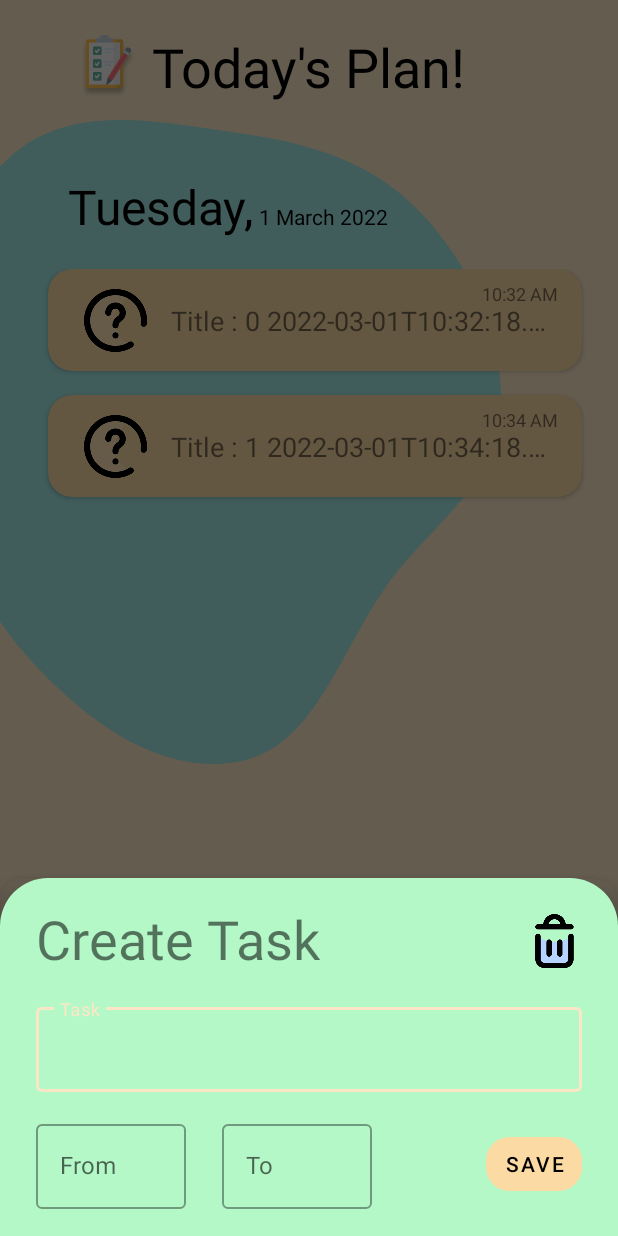
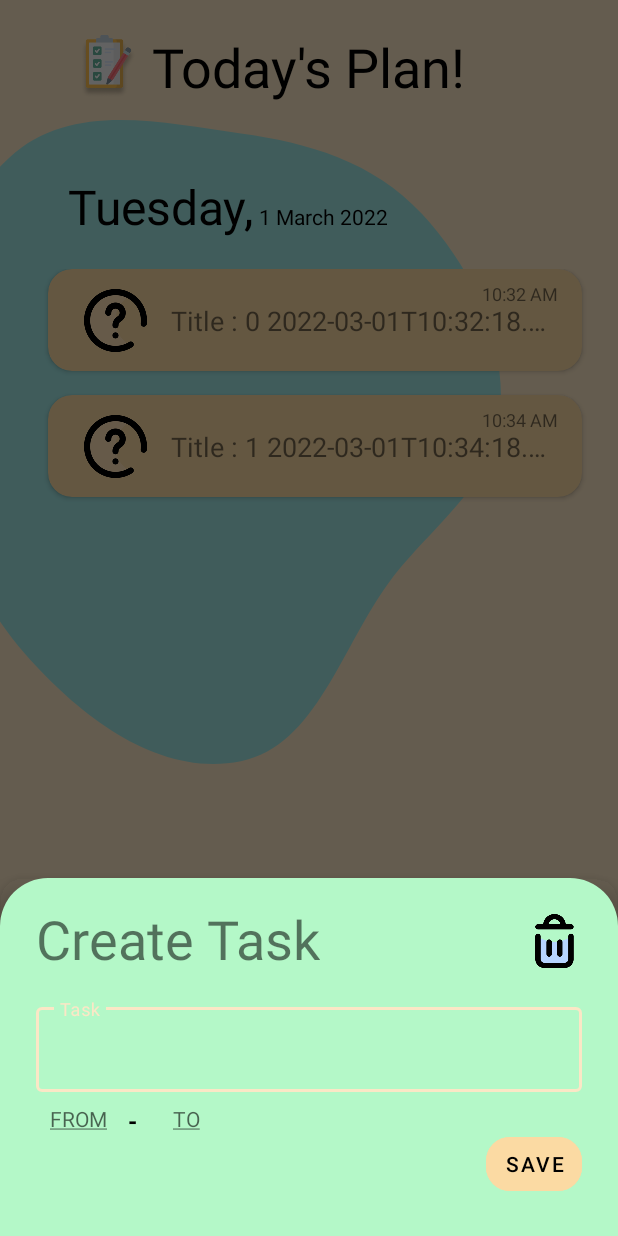
Before and after one commit to ch8n/BBK-2-JetPlanner, an Android app: the fragment ModifyTaskBottomSheet placed in its activity, on a phone screen of 412 x 824 dp. Run offline under Robolectric (Android 15) with nearby library versions, the phone set to English and light mode, and no system bars.

Commit message:
ui updates

```diff
--- a/app/src/main/java/io/github/ch8n/jetplanner/data/model/Task.kt
+++ b/app/src/main/java/io/github/ch8n/jetplanner/data/model/Task.kt
@@ -31,8 +31,11 @@ data class Task(
     val endTime: Long,
 ) {
 
-    val displayTime: String
+    val displayStartTime: String
         get() = startTime.toTime()
+
+    val displayEndTime: String
+        get() = endTime.toTime()
 
     companion object {
         val fake
--- a/app/src/main/java/io/github/ch8n/jetplanner/ui/home/adapter/TaskListAdapter.kt
+++ b/app/src/main/java/io/github/ch8n/jetplanner/ui/home/adapter/TaskListAdapter.kt
@@ -68,7 +68,7 @@ class TaskItemVH(
 
     fun onBind(taskItem: Task) {
         taskTextView.text = taskItem.name
-        timeTextView.text = taskItem.displayTime
+        timeTextView.text = taskItem.displayStartTime
 
         statusImage.setImageResource(
             when (taskItem.status) {
--- a/app/src/main/java/io/github/ch8n/jetplanner/ui/home/dialog/CreateTaskBottomSheet.kt
+++ b/app/src/main/java/io/github/ch8n/jetplanner/ui/home/dialog/CreateTaskBottomSheet.kt
@@ -43,8 +43,8 @@ class CreateTaskBottomSheet : BottomSheetDialogFragment() {
 
         binding.btmBtnSave.setOnClickListener {
             val taskName = binding.editTaskName.editText?.text?.toString() ?: ""
-            val taskFrom = binding.editTaskFrom.text?.toString() ?: ""
-            val taskTo = binding.editTaskTo.text?.toString() ?: ""
+            val taskFrom = binding.textTaskFrom.text?.toString() ?: ""
+            val taskTo = binding.textTaskFrom.text?.toString() ?: ""
             onTaskCreated.invoke(
                 Task(
                     id = UUID.randomUUID().toString(),
@@ -63,7 +63,7 @@ class CreateTaskBottomSheet : BottomSheetDialogFragment() {
 
         val timePickerDialog = TimePickerDialog(
             context, { view, hourOfDay, minute ->
-                binding.editTaskFrom.setText("$hourOfDay:$minute")
+                binding.textTaskFrom.setText("$hourOfDay:$minute")
             },
             hour,
             minute,
@@ -74,7 +74,7 @@ class CreateTaskBottomSheet : BottomSheetDialogFragment() {
             dismiss()
         }
 
-        binding.editTaskFrom.setOnClickListener {
+        binding.textTaskFrom.setOnClickListener {
             timePickerDialog.show()
         }
 
--- a/app/src/main/java/io/github/ch8n/jetplanner/ui/home/dialog/ModifyTaskBottomSheet.kt
+++ b/app/src/main/java/io/github/ch8n/jetplanner/ui/home/dialog/ModifyTaskBottomSheet.kt
@@ -7,20 +7,17 @@ import android.os.Bundle
 import android.view.LayoutInflater
 import android.view.View
 import android.view.ViewGroup
-import androidx.fragment.app.FragmentManager
 import androidx.lifecycle.lifecycleScope
 import com.google.android.material.bottomsheet.BottomSheetDialogFragment
+import io.github.ch8n.jetplanner.R
 import io.github.ch8n.jetplanner.data.model.Task
-import io.github.ch8n.jetplanner.data.model.TaskStatus
 import io.github.ch8n.jetplanner.databinding.BottomSheetCreateTaskBinding
-import io.github.ch8n.jetplanner.databinding.BottomSheetModifyTaskBinding
 import kotlinx.coroutines.flow.MutableStateFlow
 import kotlinx.coroutines.flow.collect
-import java.util.*
 
 class ModifyTaskBottomSheet : BottomSheetDialogFragment() {
 
-    private lateinit var binding: BottomSheetModifyTaskBinding
+    private lateinit var binding: BottomSheetCreateTaskBinding
     val taskData = MutableStateFlow<Task?>(null)
 
     var onTaskDeleted: (Task) -> Unit = {}
@@ -30,7 +27,7 @@ class ModifyTaskBottomSheet : BottomSheetDialogFragment() {
         inflater: LayoutInflater,
         container: ViewGroup?,
         savedInstanceState: Bundle?
-    ): View = BottomSheetModifyTaskBinding
+    ): View = BottomSheetCreateTaskBinding
         .inflate(layoutInflater)
         .let {
             binding = it
@@ -45,6 +42,7 @@ class ModifyTaskBottomSheet : BottomSheetDialogFragment() {
         bottomSheet.backgroundTintList = ColorStateList.valueOf(Color.TRANSPARENT)
         bottomSheet.setBackgroundColor(Color.TRANSPARENT)
 
+        binding.btmImgBtnClose.setImageResource(R.drawable.delete)
         binding.btmImgBtnClose.setOnClickListener {
             val currentTask = taskData.value ?: return@setOnClickListener
             onTaskDeleted.invoke(currentTask)
@@ -55,16 +53,16 @@ class ModifyTaskBottomSheet : BottomSheetDialogFragment() {
             taskData.collect {
                 val task = it ?: return@collect
                 binding.editTaskName.editText?.setText(task.name)
-                binding.editTaskFrom.editText?.setText(task.startTime.toString())
-                binding.editTaskTo.editText?.setText(task.endTime.toString())
+                binding.textTaskFrom.setText(task.displayStartTime)
+                binding.textTaskTo.setText(task.displayEndTime)
             }
         }
 
         binding.btmBtnSave.setOnClickListener {
             val task = taskData.value ?: return@setOnClickListener
             val taskName = binding.editTaskName.editText?.text?.toString() ?: ""
-            val taskFrom = binding.editTaskFrom.editText?.text?.toString()?.toLongOrNull() ?: 0L
-            val taskTo = binding.editTaskTo.editText?.text?.toString()?.toLongOrNull() ?: 0L
+            val taskFrom = binding.textTaskFrom.text?.toString()?.toLongOrNull() ?: 0L
+            val taskTo = binding.textTaskTo.text?.toString()?.toLongOrNull() ?: 0L
 
             if (taskName.isEmpty() || taskFrom == 0L || taskTo == 0L) {
                 return@setOnClickListener
--- a/app/src/main/res/layout/bottom_sheet_create_task.xml
+++ b/app/src/main/res/layout/bottom_sheet_create_task.xml
@@ -1,6 +1,7 @@
 <?xml version="1.0" encoding="utf-8"?>
 <androidx.constraintlayout.widget.ConstraintLayout xmlns:android="http://schemas.android.com/apk/res/android"
     xmlns:app="http://schemas.android.com/apk/res-auto"
+    xmlns:tools="http://schemas.android.com/tools"
     android:id="@+id/bottomSheet"
     android:layout_width="match_parent"
     android:layout_height="240dp"
@@ -55,28 +56,46 @@
 
 
     <androidx.appcompat.widget.AppCompatTextView
-        android:id="@+id/edit_task_from"
+        android:id="@+id/text_task_from"
         style="@style/Widget.MaterialComponents.TextInputLayout.OutlinedBox"
-        android:layout_width="100dp"
+        android:layout_width="wrap_content"
         android:layout_height="wrap_content"
         android:layout_marginStart="24dp"
-        android:layout_marginTop="16dp"
-        android:layout_marginEnd="24dp"
+        android:layout_marginTop="8dp"
+        android:gravity="center"
         android:hint="@string/from"
+        android:textColor="@color/black"
+        app:layout_constraintEnd_toStartOf="@+id/seperator"
+        app:layout_constraintHorizontal_chainStyle="packed"
         app:layout_constraintStart_toStartOf="parent"
+        app:layout_constraintTop_toBottomOf="@id/edit_task_name" />
+
+    <androidx.appcompat.widget.AppCompatTextView
+        android:id="@+id/seperator"
+        style="@style/Widget.MaterialComponents.TextInputLayout.OutlinedBox"
+        android:layout_width="16dp"
+        android:layout_height="wrap_content"
+        android:layout_marginTop="8dp"
+        android:gravity="center"
+        android:text="@string/separator_dash"
+        android:textColor="@color/black"
+        android:textSize="16sp"
+        android:textStyle="bold"
+        app:layout_constraintEnd_toStartOf="@+id/text_task_to"
+        app:layout_constraintStart_toEndOf="@+id/text_task_from"
         app:layout_constraintTop_toBottomOf="@id/edit_task_name" />
 
 
     <androidx.appcompat.widget.AppCompatTextView
-        android:id="@+id/edit_task_to"
+        android:id="@+id/text_task_to"
         style="@style/Widget.MaterialComponents.TextInputLayout.OutlinedBox"
-        android:layout_width="100dp"
+        android:layout_width="wrap_content"
         android:layout_height="wrap_content"
-        android:layout_marginStart="24dp"
-        android:layout_marginTop="16dp"
-        android:layout_marginEnd="24dp"
+        android:layout_marginTop="8dp"
+        android:gravity="center"
         android:hint="@string/to"
-        app:layout_constraintStart_toEndOf="@id/edit_task_from"
+        android:textColor="@color/black"
+        app:layout_constraintStart_toEndOf="@+id/seperator"
         app:layout_constraintTop_toBottomOf="@id/edit_task_name" />
 
 
--- a/app/src/main/res/layout/bottom_sheet_modify_task.xml
+++ /dev/null
@@ -1,109 +0,0 @@
-<?xml version="1.0" encoding="utf-8"?>
-<androidx.constraintlayout.widget.ConstraintLayout xmlns:android="http://schemas.android.com/apk/res/android"
-    xmlns:app="http://schemas.android.com/apk/res-auto"
-    android:id="@+id/bottomSheet"
-    android:layout_width="match_parent"
-    android:layout_height="240dp"
-    android:background="@drawable/rounded_corners"
-    app:behavior_hideable="true"
-    app:behavior_peekHeight="80dp"
-    app:layout_behavior="com.google.android.material.bottomsheet.BottomSheetBehavior">
-
-    <ImageView
-        android:id="@+id/btm_img_btn_close"
-        android:layout_width="36dp"
-        android:layout_height="36dp"
-        android:layout_marginTop="24dp"
-        android:layout_marginEnd="24dp"
-        android:scaleType="fitXY"
-        android:src="@drawable/delete"
-        app:layout_constraintEnd_toEndOf="parent"
-        app:layout_constraintTop_toTopOf="parent" />
-
-
-    <androidx.appcompat.widget.AppCompatTextView
-        android:id="@+id/btm_label_action_type"
-        android:layout_width="wrap_content"
-        android:layout_height="wrap_content"
-        android:layout_marginStart="24dp"
-        android:layout_marginTop="16dp"
-        android:text="@string/create_task"
-        android:textSize="36sp"
-        app:layout_constraintStart_toStartOf="parent"
-        app:layout_constraintTop_toTopOf="parent" />
-
-
-    <com.google.android.material.textfield.TextInputLayout
-        android:id="@+id/edit_task_name"
-        style="@style/Widget.MaterialComponents.TextInputLayout.OutlinedBox"
-        android:layout_width="match_parent"
-        android:layout_height="wrap_content"
-        android:layout_marginStart="24dp"
-        android:layout_marginTop="16dp"
-        android:layout_marginEnd="24dp"
-        android:hint="@string/task"
-        app:layout_constraintEnd_toEndOf="parent"
-        app:layout_constraintStart_toStartOf="parent"
-        app:layout_constraintTop_toBottomOf="@id/btm_label_action_type">
-
-        <com.google.android.material.textfield.TextInputEditText
-            android:layout_width="match_parent"
-            android:layout_height="wrap_content"
-            android:textSize="16sp" />
-
-    </com.google.android.material.textfield.TextInputLayout>
-
-
-    <com.google.android.material.textfield.TextInputLayout
-        android:id="@+id/edit_task_from"
-        style="@style/Widget.MaterialComponents.TextInputLayout.OutlinedBox"
-        android:layout_width="100dp"
-        android:layout_height="wrap_content"
-        android:layout_marginStart="24dp"
-        android:layout_marginTop="16dp"
-        android:layout_marginEnd="24dp"
-        android:hint="From"
-        app:layout_constraintStart_toStartOf="parent"
-        app:layout_constraintTop_toBottomOf="@id/edit_task_name">
-
-        <com.google.android.material.textfield.TextInputEditText
-            android:layout_width="match_parent"
-            android:layout_height="wrap_content"
-            android:textSize="16sp" />
-
-    </com.google.android.material.textfield.TextInputLayout>
-
-    <com.google.android.material.textfield.TextInputLayout
-        android:id="@+id/edit_task_to"
-        style="@style/Widget.MaterialComponents.TextInputLayout.OutlinedBox"
-        android:layout_width="100dp"
-        android:layout_height="wrap_content"
-        android:layout_marginStart="24dp"
-        android:layout_marginTop="16dp"
-        android:layout_marginEnd="24dp"
-        android:hint="To"
-        app:layout_constraintStart_toEndOf="@id/edit_task_from"
-        app:layout_constraintTop_toBottomOf="@id/edit_task_name">
-
-        <com.google.android.material.textfield.TextInputEditText
-            android:layout_width="match_parent"
-            android:layout_height="wrap_content"
-            android:textSize="16sp" />
-
-    </com.google.android.material.textfield.TextInputLayout>
-
-    <com.google.android.material.button.MaterialButton
-        android:id="@+id/btm_btn_save"
-        android:layout_width="wrap_content"
-        android:layout_height="wrap_content"
-        android:layout_margin="24dp"
-        android:backgroundTint="@color/yellow"
-        android:text="@string/save"
-        android:textColor="@color/black"
-        app:cornerRadius="16dp"
-        app:layout_constraintBottom_toBottomOf="parent"
-        app:layout_constraintEnd_toEndOf="parent"
-        app:layout_constraintTop_toBottomOf="@id/edit_task_name" />
-
-
-</androidx.constraintlayout.widget.ConstraintLayout>
--- a/app/src/main/res/values/strings.xml
+++ b/app/src/main/res/values/strings.xml
@@ -10,4 +10,5 @@
     <string name="from"><u>FROM</u></string>
     <string name="to"><u>TO</u></string>
     <string name="task">Task</string>
+    <string name="separator_dash">-</string>
 </resources>
```
